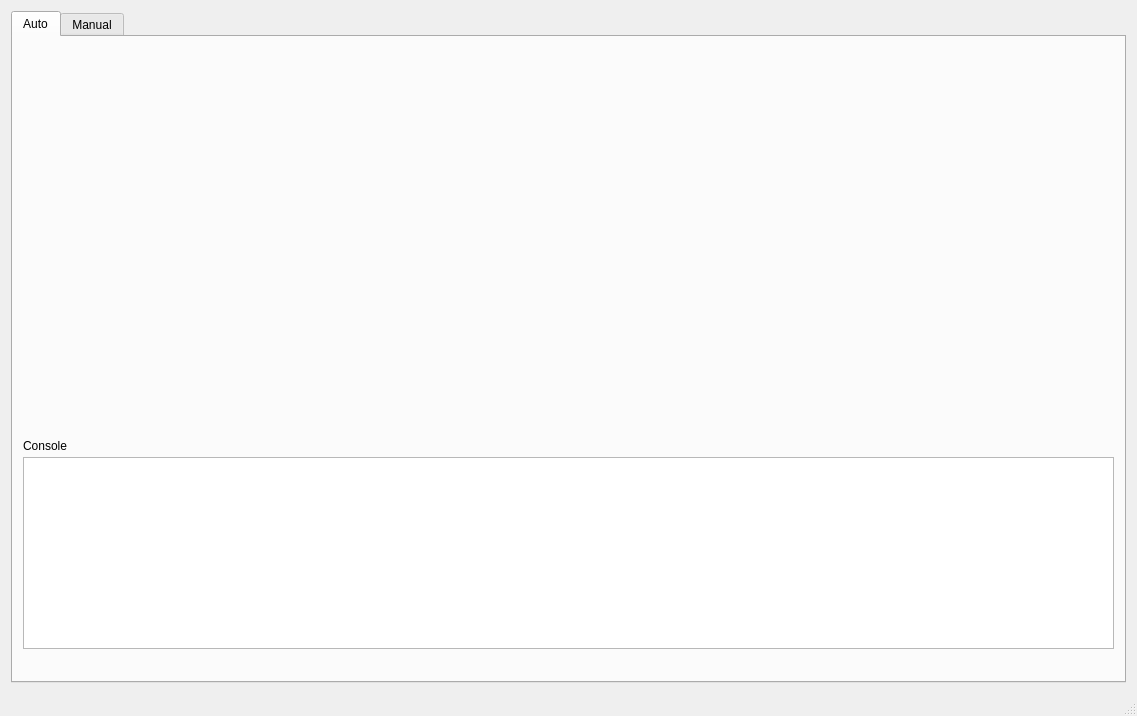
Before: the Qt Designer form VieOCR_Basic_GUI/VieOCR_Basic_GUI/mainwindow.ui in hakuo/mythesis17, drawn with Qt 5.
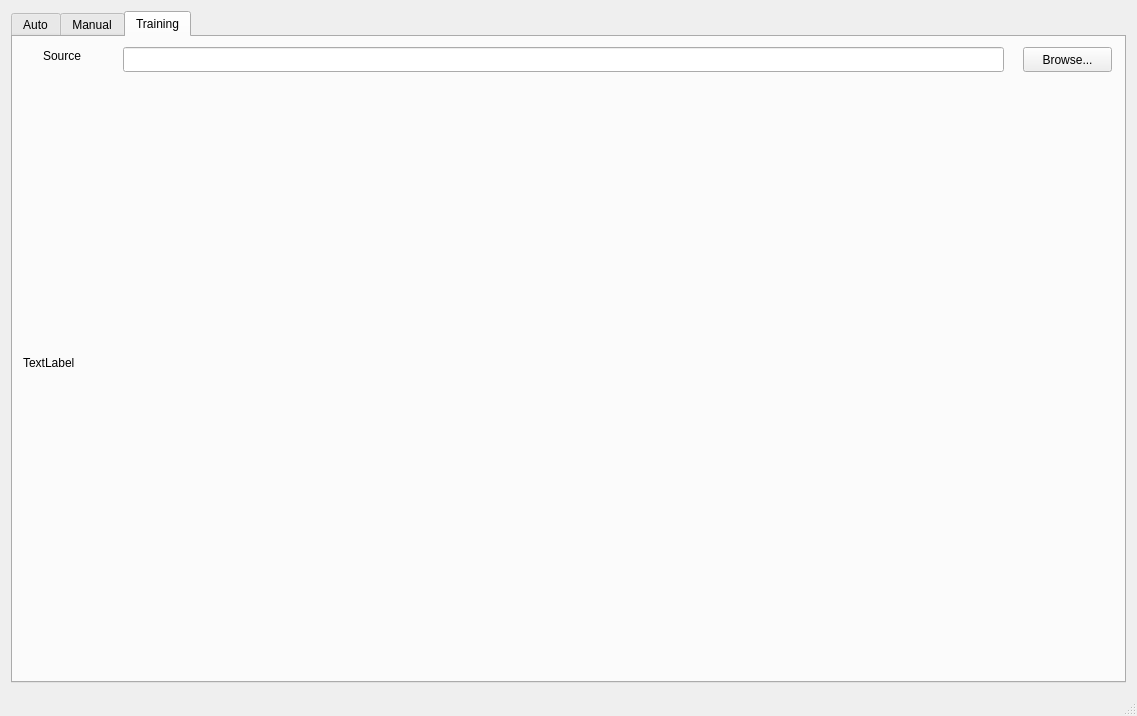
After: the same form once the commit is applied. The open tabs and pages were chosen to show the change. Icons and pictures are not drawn.

What changed in the file:
```diff
--- a/VieOCR_Basic_GUI/VieOCR_Basic_GUI/mainwindow.ui
+++ b/VieOCR_Basic_GUI/VieOCR_Basic_GUI/mainwindow.ui
@@ -297,6 +297,60 @@
         </property>
        </widget>
       </widget>
+      <widget class="QWidget" name="tabTraining">
+       <attribute name="title">
+        <string>Training</string>
+       </attribute>
+       <widget class="QLabel" name="label_3">
+        <property name="geometry">
+         <rect>
+          <x>30</x>
+          <y>10</y>
+          <width>51</width>
+          <height>17</height>
+         </rect>
+        </property>
+        <property name="text">
+         <string>Source</string>
+        </property>
+       </widget>
+       <widget class="QLineEdit" name="lineEdit">
+        <property name="geometry">
+         <rect>
+          <x>110</x>
+          <y>10</y>
+          <width>881</width>
+          <height>25</height>
+         </rect>
+        </property>
+       </widget>
+       <widget class="QPushButton" name="pushButton">
+        <property name="geometry">
+         <rect>
+          <x>1010</x>
+          <y>10</y>
+          <width>89</width>
+          <height>25</height>
+         </rect>
+        </property>
+        <property name="text">
+         <string>Browse...</string>
+        </property>
+       </widget>
+       <widget class="QLabel" name="label_4">
+        <property name="geometry">
+         <rect>
+          <x>10</x>
+          <y>40</y>
+          <width>501</width>
+          <height>571</height>
+         </rect>
+        </property>
+        <property name="text">
+         <string>TextLabel</string>
+        </property>
+       </widget>
+      </widget>
      </widget>
     </item>
    </layout>
```
Left out of the diff: 27 changed lines with no effect on the pictures.
